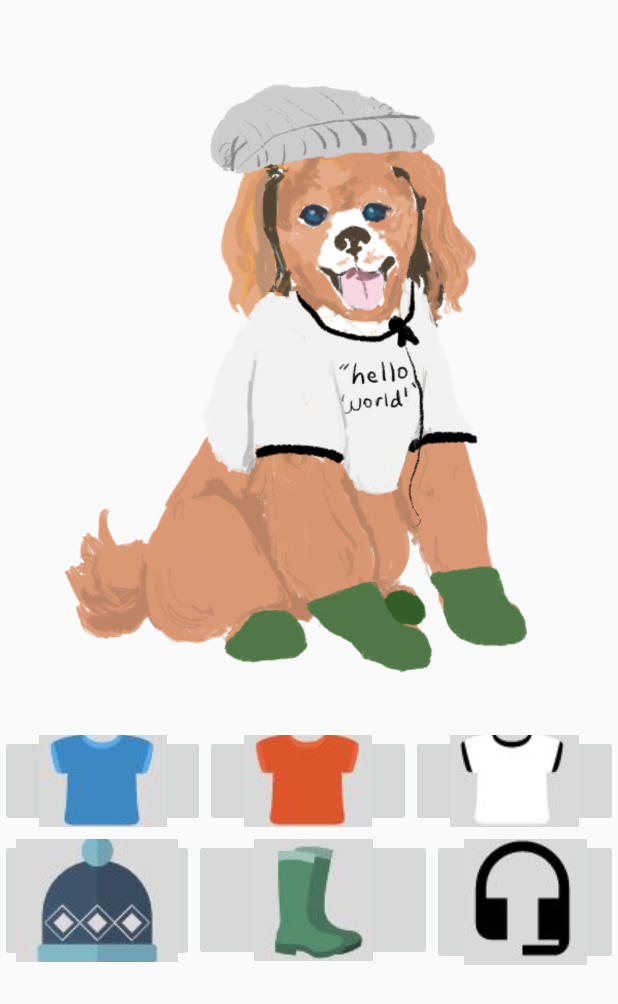
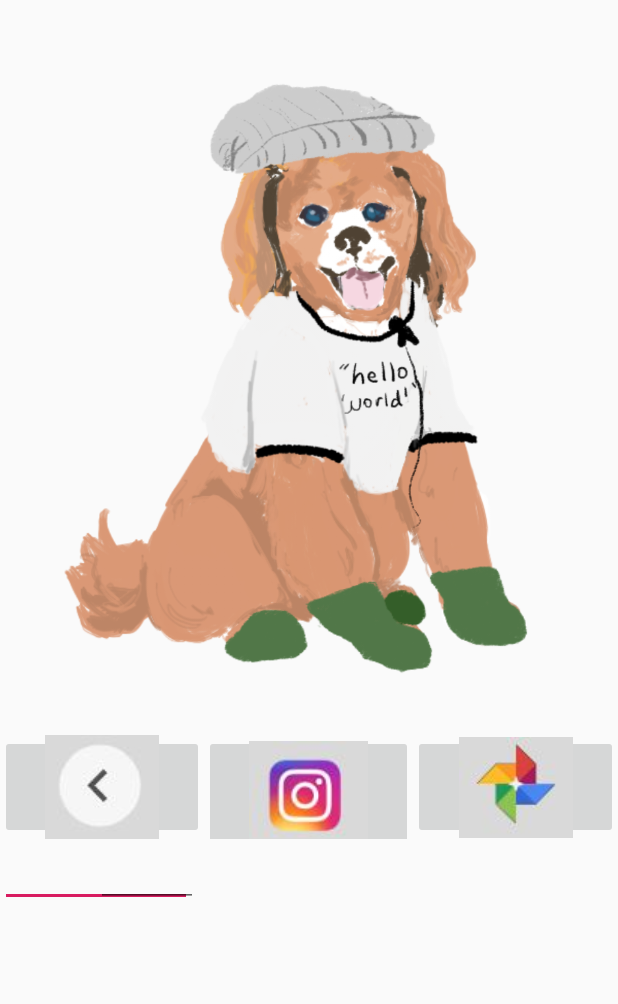
Before and after one commit to mariecf2/final_project, an Android app: the layout activity_main.xml on its own in the app's theme, with its tools: preview values and no code run, on a phone screen of 412 x 824 dp. Shown: the top 1004 px of the screen. Run offline under Robolectric (Android 15) with nearby library versions, the phone set to English and light mode, and no system bars.

Commit message:
why won't this work aaah

```diff
--- a/app/src/main/res/layout/activity_main.xml
+++ b/app/src/main/res/layout/activity_main.xml
@@ -161,7 +161,7 @@
                 android:layout_width="match_parent"
                 android:layout_height="match_parent"
                 android:orientation="horizontal"
-                android:visibility="invisible">
+                android:visibility="visible">
 
                 <ImageButton
                     android:id="@+id/roundBack"
@@ -190,7 +190,7 @@
                 android:layout_width="match_parent"
                 android:layout_height="61dp"
                 android:orientation="horizontal"
-                android:visibility="visible">
+                android:visibility="invisible">
 
                 <ImageButton
                     android:id="@+id/bluebutton"
@@ -216,17 +216,64 @@
             </LinearLayout>
         </FrameLayout>
 
+        <FrameLayout
+            android:layout_width="match_parent"
+            android:layout_height="match_parent">
+
+            <LinearLayout
+                android:layout_width="128dp"
+                android:layout_height="87dp"
+                android:orientation="horizontal">
+
+                <androidx.constraintlayout.widget.ConstraintLayout
+                    android:layout_width="match_parent"
+                    android:layout_height="match_parent"
+                    android:layout_weight="1">
+
+                    <EditText
+                        android:id="@+id/editText2"
+                        android:layout_width="wrap_content"
+                        android:layout_height="wrap_content"
+                        android:layout_marginBottom="42dp"
+                        android:ems="10"
+                        android:gravity="start|top"
+                        android:inputType="textMultiLine"
+                        app:layout_constraintBottom_toBottomOf="parent"
+                        app:layout_constraintEnd_toEndOf="parent"
+                        app:layout_constraintStart_toStartOf="parent"
+                        app:layout_constraintTop_toTopOf="parent" />
+
+                    <EditText
+                        android:id="@+id/editText"
+                        android:layout_width="wrap_content"
+                        android:layout_height="wrap_content"
+                        android:layout_marginStart="70dp"
+                        android:layout_marginLeft="70dp"
+                        android:layout_marginBottom="42dp"
+                        android:ems="10"
+                        android:gravity="start|top"
+                        android:inputType="textMultiLine"
+                        app:layout_constraintBottom_toBottomOf="parent"
+                        app:layout_constraintEnd_toEndOf="parent"
+                        app:layout_constraintStart_toEndOf="@+id/editText2"
+                        app:layout_constraintTop_toTopOf="parent" />
+                </androidx.constraintlayout.widget.ConstraintLayout>
+
+            </LinearLayout>
+
             <LinearLayout
                 android:id="@+id/miscLayout"
                 android:layout_width="match_parent"
                 android:layout_height="90dp"
-            android:orientation="horizontal">
+                android:orientation="horizontal"
+                android:visibility="invisible">
 
                 <ImageButton
                     android:id="@+id/hatButton"
                     android:layout_width="58dp"
                     android:layout_height="82dp"
                     android:layout_weight="1"
+                    android:adjustViewBounds="false"
                     app:srcCompat="@drawable/haticon" />
 
                 <ImageButton
@@ -244,6 +291,7 @@
                     app:srcCompat="@drawable/micicon" />
 
             </LinearLayout>
+        </FrameLayout>
 
     </LinearLayout>
 
```
Also changed, not shown: app/src/main/java/com/example/myapplication/Instagram.java (added, +42 -0 lines), app/src/main/java/com/example/myapplication/MainActivity.java (+38 -0 lines). Lines whose indentation alone changed are shown as unchanged.
